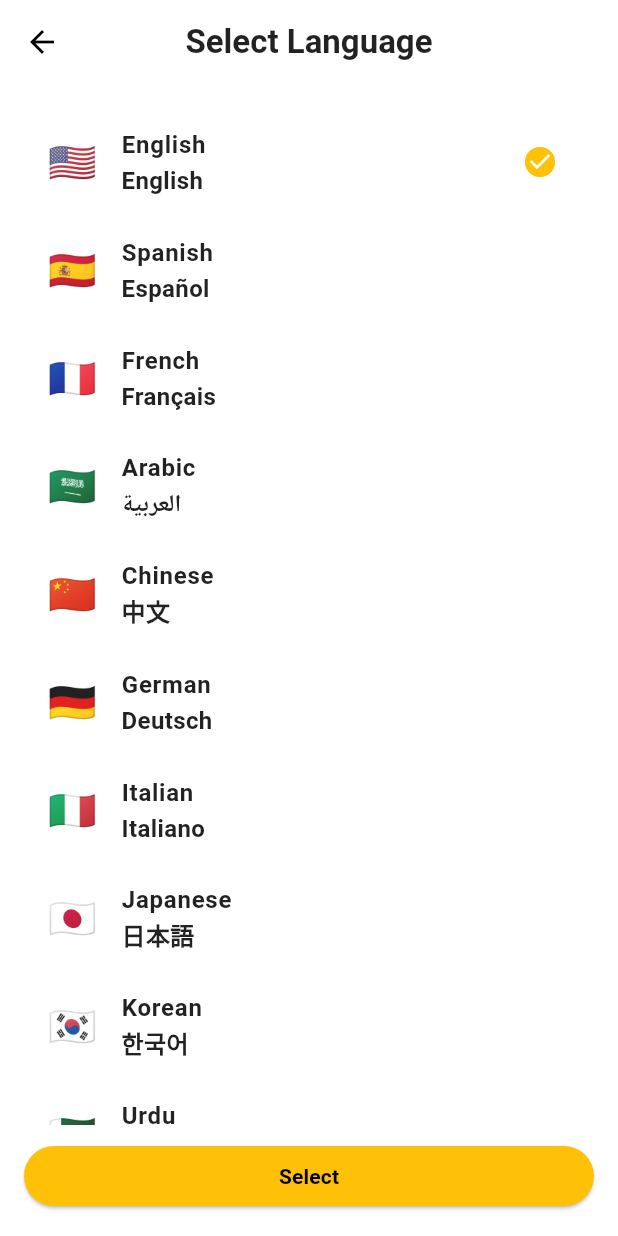
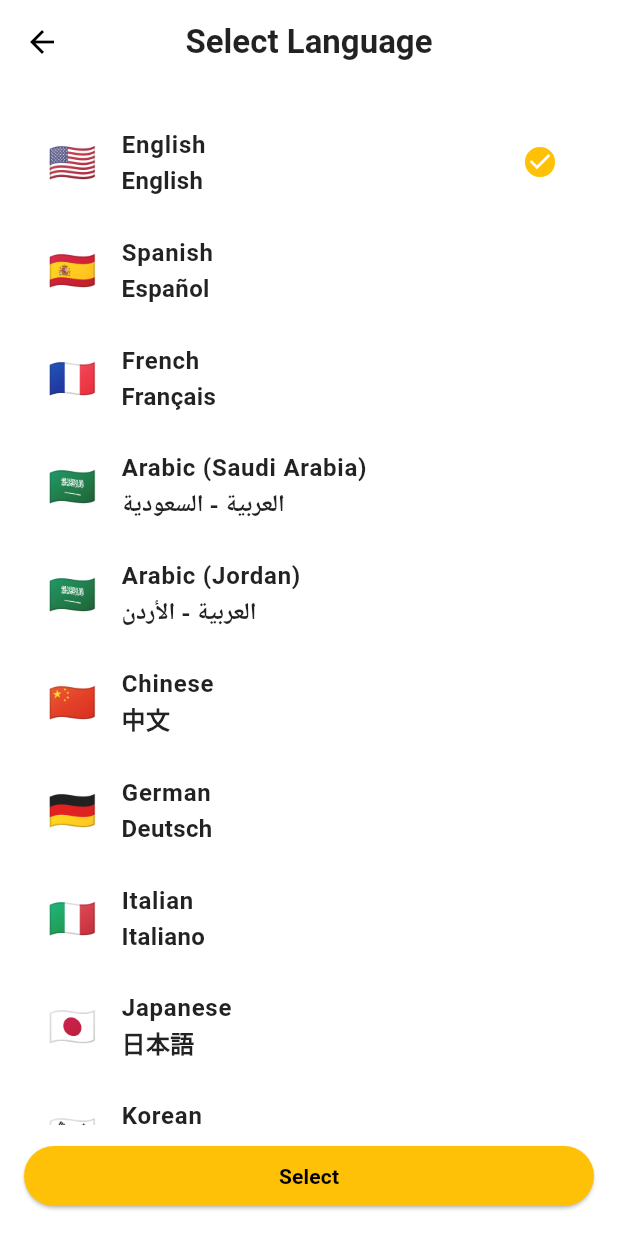
Before and after one commit to Waqas0343/multi_language_app, a Flutter app: the LanguageView screen opened by its route, on a phone screen of 412 x 824 dp. Run offline on Flutter 3.47's test engine with Material 3 defaults, Android fonts, the phone set to English and light mode, and no system bars; our stand-ins replace get, shared_preferences; accounts and stored records are empty.

Commit message:
add new language

```diff
--- a/lib/app/modules/language/language_controller.dart
+++ b/lib/app/modules/language/language_controller.dart
@@ -4,19 +4,21 @@ import 'package:shared_preferences/shared_preferences.dart';
 
 class LanguageController extends GetxController {
   RxList<Map<String, dynamic>> languages = <Map<String, dynamic>>[
-    {'name': 'English', 'native': 'English', 'locale': const Locale('en', 'US')},
-    {'name': 'Spanish', 'native': 'Español', 'locale': const Locale('es', 'ES')},
-    {'name': 'French', 'native': 'Français', 'locale': const Locale('fr', 'FR')},
-    {'name': 'Arabic', 'native': 'العربية', 'locale': const Locale('ar', 'SA')},
-    {'name': 'Chinese', 'native': '中文', 'locale': const Locale('zh', 'CN')},
-    {'name': 'German', 'native': 'Deutsch', 'locale': const Locale('de', 'DE')},
-    {'name': 'Italian', 'native': 'Italiano', 'locale': const Locale('it', 'IT')},
-    {'name': 'Japanese', 'native': '日本語', 'locale': const Locale('ja', 'JP')},
-    {'name': 'Korean', 'native': '한국어', 'locale': const Locale('ko', 'KR')},
-    {'name': 'Urdu', 'native': 'اردو', 'locale': const Locale('ur', 'PK')},
+    {'name': 'English', 'native': 'English', 'locale':  Locale('en', 'US')},
+    {'name': 'Spanish', 'native': 'Español', 'locale':  Locale('es', 'ES')},
+    {'name': 'French', 'native': 'Français', 'locale':  Locale('fr', 'FR')},
+    {'name': 'Arabic (Saudi Arabia)', 'native': 'العربية - السعودية', 'locale':  Locale('ar', 'SA')},
+    {'name': 'Arabic (Jordan)', 'native': 'العربية - الأردن', 'locale':  Locale('ar', 'AR')},
+    {'name': 'Chinese', 'native': '中文', 'locale':  Locale('zh', 'CN')},
+    {'name': 'German', 'native': 'Deutsch', 'locale':  Locale('de', 'DE')},
+    {'name': 'Italian', 'native': 'Italiano', 'locale':  Locale('it', 'IT')},
+    {'name': 'Japanese', 'native': '日本語', 'locale':  Locale('ja', 'JP')},
+    {'name': 'Korean', 'native': '한국어', 'locale':  Locale('ko', 'KR')},
+    {'name': 'Urdu', 'native': 'اردو', 'locale':  Locale('ur', 'PK')},
   ].obs;
 
-  Rx<Locale> selectedLocale = const Locale('en', 'US').obs;
+
+  Rx<Locale> selectedLocale =  Locale('en', 'US').obs;
 
   @override
   void onInit() {
@@ -24,7 +26,6 @@ class LanguageController extends GetxController {
     loadSavedLanguage();
   }
 
-  /// Load saved locale from preferences
   Future<void> loadSavedLanguage() async {
     final prefs = await SharedPreferences.getInstance();
     final langCode = prefs.getString('languageCode');
@@ -35,11 +36,9 @@ class LanguageController extends GetxController {
     }
   }
 
-  /// Save selected locale
   Future<void> selectLanguage(Locale locale, BuildContext context) async {
     selectedLocale.value = locale;
     Get.updateLocale(locale);
-
     final prefs = await SharedPreferences.getInstance();
     await prefs.setString('languageCode', locale.languageCode);
     await prefs.setString('countryCode', locale.countryCode ?? '');
--- a/lib/app/translations/app_translations.dart
+++ b/lib/app/translations/app_translations.dart
@@ -1,4 +1,5 @@
 import 'package:get/get.dart';
+import 'ar_AR.dart';
 import 'en_US.dart';
 import 'es_ES.dart';
 import 'fr_FR.dart';
@@ -23,5 +24,6 @@ class AppTranslations extends Translations {
     'ja_JP': jaJP,
     'ko_KR': koKR,
     'ur_PK': urPK,
+    'ar_AR': arAR,
   };
 }
```
